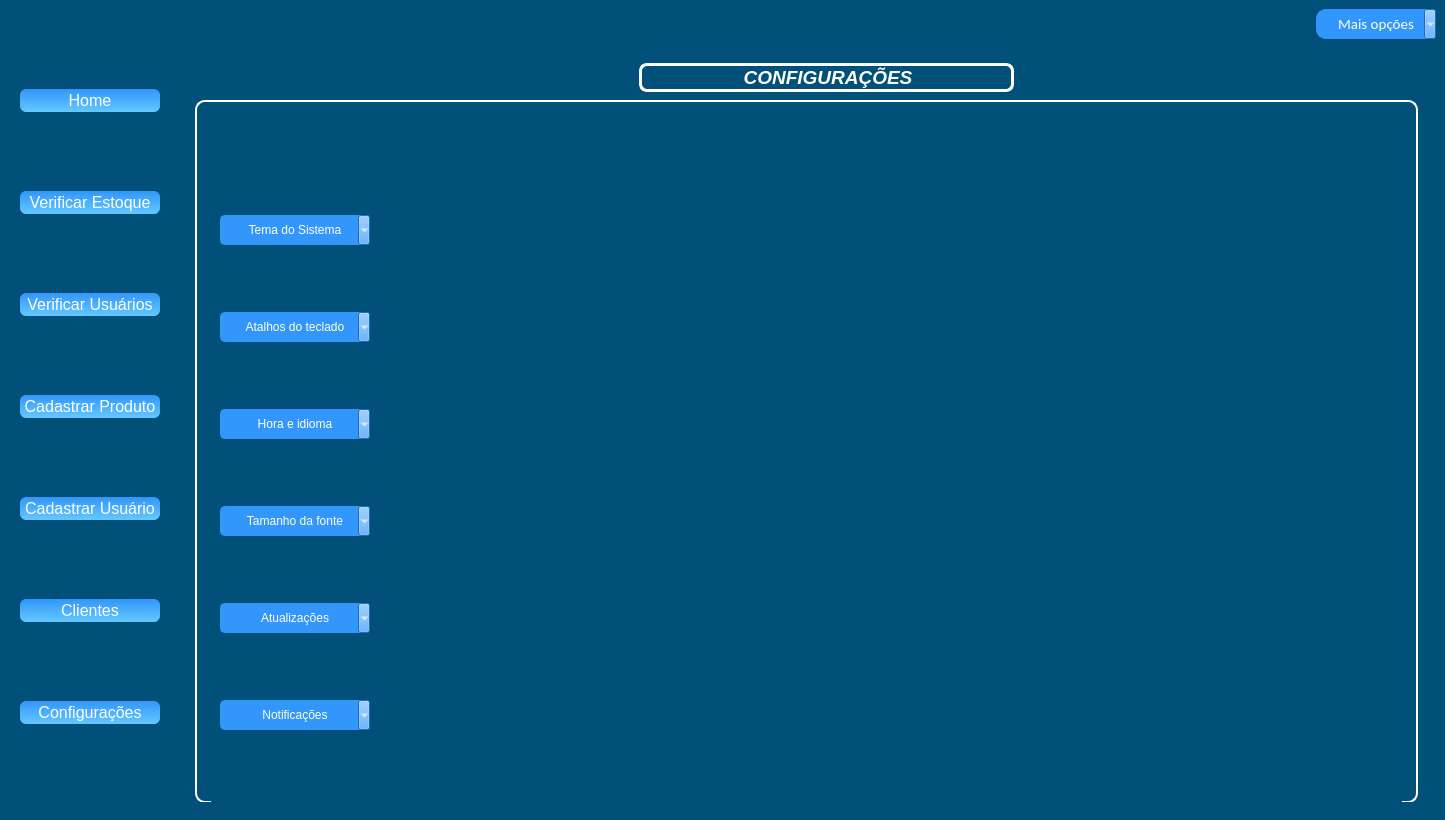
Qt form novamaine.ui (KevenLucas025/ProjetoERP) before a commit.
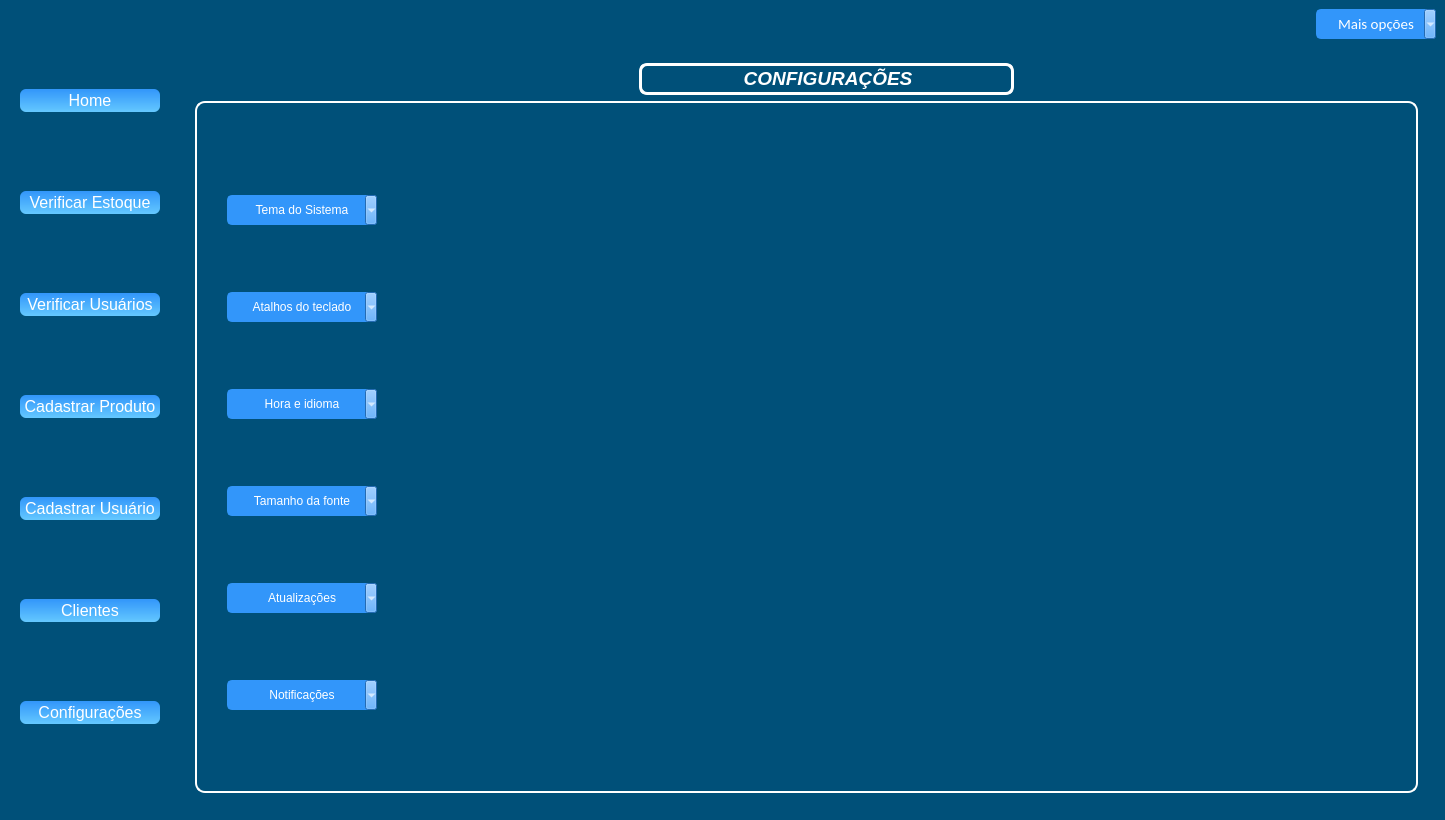
The same form after that commit. The open tabs and pages were chosen to show the change. Icons and pictures are not drawn.

What changed in the file:
```diff
--- a/novamaine.ui
+++ b/novamaine.ui
@@ -379,7 +379,7 @@
        <string notr="true">QToolButton {
                 background-color: rgb(50, 150, 250);
                 color: white;
-                border-radius: 10px;
+                border-radius: 5px;
                 border: 2px solid rgb(50, 150, 250);
                 padding: 5px 10px;
             }
@@ -7082,13 +7082,13 @@
              <property name="minimumSize">
               <size>
                <width>0</width>
-               <height>703</height>
+               <height>684</height>
               </size>
              </property>
              <property name="maximumSize">
               <size>
                <width>16777215</width>
-               <height>691</height>
+               <height>699</height>
               </size>
              </property>
              <property name="styleSheet">
@@ -7104,7 +7104,7 @@
              <property name="frameShadow">
               <enum>QFrame::Raised</enum>
              </property>
-             <layout class="QGridLayout" name="gridLayout_29">
+             <layout class="QGridLayout" name="gridLayout_30">
               <item row="0" column="0">
                <widget class="QFrame" name="frame_botoes_config">
                 <property name="sizePolicy">
@@ -7122,7 +7122,7 @@
                 <property name="maximumSize">
                  <size>
                   <width>16777215</width>
-                  <height>612</height>
+                  <height>643</height>
                  </size>
                 </property>
                 <property name="frameShape">
@@ -7131,8 +7131,8 @@
                 <property name="frameShadow">
                  <enum>QFrame::Raised</enum>
                 </property>
-                <layout class="QVBoxLayout" name="verticalLayout_17">
-                 <item>
+                <layout class="QGridLayout" name="gridLayout_29">
+                 <item row="0" column="0">
                   <widget class="QToolButton" name="tool_tema">
                    <property name="sizePolicy">
                     <sizepolicy hsizetype="Expanding" vsizetype="Expanding">
@@ -7172,9 +7172,12 @@
                    <property name="toolButtonStyle">
                     <enum>Qt::ToolButtonTextOnly</enum>
                    </property>
+                   <property name="autoRaise">
+                    <bool>false</bool>
+                   </property>
                   </widget>
                  </item>
-                 <item>
+                 <item row="1" column="0">
                   <widget class="QToolButton" name="tool_atalhos">
                    <property name="sizePolicy">
                     <sizepolicy hsizetype="Expanding" vsizetype="Expanding">
@@ -7216,7 +7219,7 @@
                    </property>
                   </widget>
                  </item>
-                 <item>
+                 <item row="2" column="0">
                   <widget class="QToolButton" name="tool_hora">
                    <property name="sizePolicy">
                     <sizepolicy hsizetype="Expanding" vsizetype="Expanding">
@@ -7258,7 +7261,7 @@
                    </property>
                   </widget>
                  </item>
-                 <item>
+                 <item row="3" column="0">
                   <widget class="QToolButton" name="tool_fonte">
                    <property name="sizePolicy">
                     <sizepolicy hsizetype="Expanding" vsizetype="Expanding">
@@ -7300,7 +7303,7 @@
                    </property>
                   </widget>
                  </item>
-                 <item>
+                 <item row="4" column="0">
                   <widget class="QToolButton" name="tool_atualizacoes">
                    <property name="sizePolicy">
                     <sizepolicy hsizetype="Expanding" vsizetype="Expanding">
@@ -7342,7 +7345,7 @@
                    </property>
                   </widget>
                  </item>
-                 <item>
+                 <item row="5" column="0">
                   <widget class="QToolButton" name="tool_notificacoes">
                    <property name="sizePolicy">
                     <sizepolicy hsizetype="Expanding" vsizetype="Expanding">
@@ -7387,6 +7390,19 @@
                 </layout>
                </widget>
               </item>
+              <item row="0" column="1">
+               <spacer name="horizontalSpacer_6">
+                <property name="orientation">
+                 <enum>Qt::Horizontal</enum>
+                </property>
+                <property name="sizeHint" stdset="0">
+                 <size>
+                  <width>1008</width>
+                  <height>20</height>
+                 </size>
+                </property>
+               </spacer>
+              </item>
              </layout>
             </widget>
            </item>
```
Left out of the diff: 4 changed lines with no effect on the pictures.
